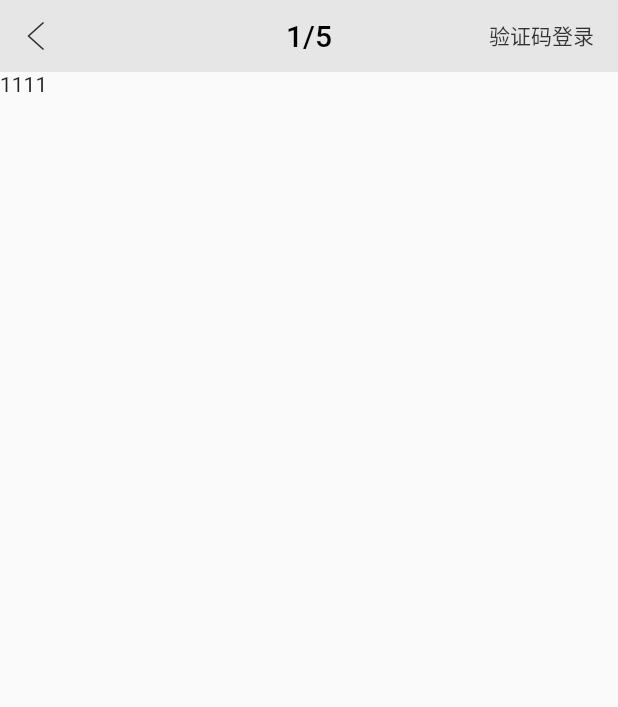
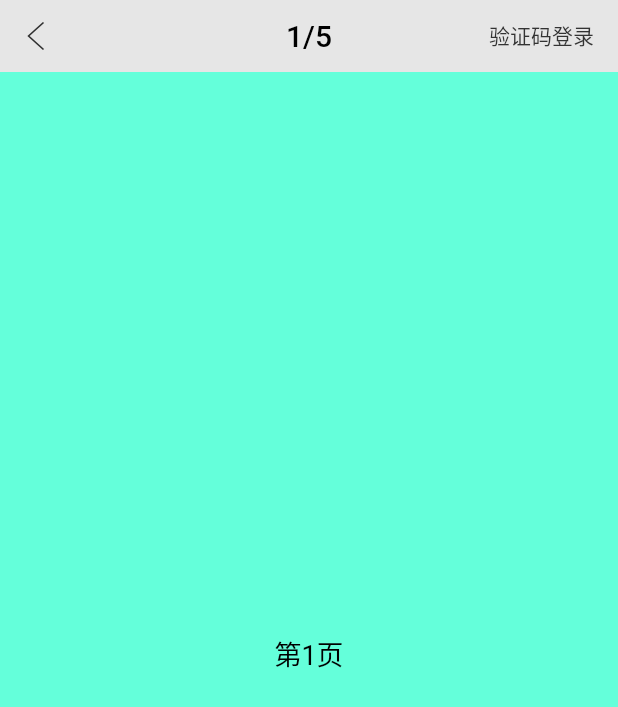
Before and after one commit to Mag1cPanda/flutter_exam, a Flutter app: the ExamQuestionsPage screen opened directly, after a tap on "验证码登录", on a phone screen of 412 x 824 dp. Shown: the top 707 px of the screen. Run offline on Flutter 3.47's test engine with Material 2 defaults, Android fonts, the phone set to English and light mode, and no system bars; drawn by our look-alikes of flutter_easyloading, oktoast; our stand-ins replace cached_network_image, dio, fluro, flutter_spinkit, keyboard_actions, webview_flutter; missing offline and left inert: common_utils, flustars; statements that could not run were skipped.

Commit message:
完成请求答题记录的接口

```diff
--- a/lib/home/choose_subject_page.dart
+++ b/lib/home/choose_subject_page.dart
@@ -11,9 +11,7 @@ import 'package:flutterexam/common/global.dart';
 import 'package:flutterexam/util/toast.dart';
 import 'dart:convert';
 import 'package:flutterexam/widgets/grouped_listview.dart';
-import 'contact_model.dart';
 import 'exam_model.dart';
-import 'package:lpinyin/lpinyin.dart';
 import 'package:flutterexam/widgets/my_button.dart';
 import 'package:flutterexam/routers/application.dart';
 import 'package:flutterexam/net/dio_utils.dart';
--- a/lib/home/exam_questions.dart
+++ b/lib/home/exam_questions.dart
@@ -1,8 +1,16 @@
+import 'dart:collection';
+
 import 'package:flutter/material.dart';
 import 'package:flutterexam/res/gaps.dart';
 import 'package:flutterexam/widgets/app_bar.dart';
 import 'package:flutterexam/common/global.dart';
 import 'package:flutterexam/res/colors.dart';
+import 'package:flutterexam/routers/fluro_navigator.dart';
+import 'package:flutterexam/routers/routes.dart';
+import 'package:flutterexam/net/dio_utils.dart';
+import 'package:flutterexam/util/toast.dart';
+import 'package:flutterexam/config/config.dart';
+import 'dart:convert';
 
 class ExamQuestionsPage extends StatefulWidget {
   @override
@@ -10,23 +18,114 @@ class ExamQuestionsPage extends StatefulWidget {
 }
 
 class _ExamQuestionsPageState extends State<ExamQuestionsPage> {
+  PageController _pageController;
+  int _index = 0;
+  List _allQuestions = [];
+
   @override
   void initState() {
     // TODO: implement initState
     super.initState();
+
+    _pageController = PageController(
+      initialPage: _index, //默认在第几个
+      viewportFraction: 1, // 占屏幕多少，1为占满整个屏幕
+      keepPage: true, //是否保存当前 Page 的状态，如果保存，下次回复保存的那个 page，initialPage被忽略，
+      //如果为 false 。下次总是从 initialPage 开始。
+    );
+  }
+
+  void loadExamRecord() async {
+    String examid = Global.instance.selectedExam['examid'];
+    var params = {
+      'examid':examid
+    };
+    print(params);
+    DioUtils.loadData(
+      getExamRecord,
+      params: params,
+      onSuccess: (data) {
+        print('onSuccess');
+//        print(getExamRecord + data);
+        Map tmpData = jsonDecode(data);
+        print(tmpData['result']['1']);
+        if(tmpData['resultstate'] == 1) {
+
+        } else {
+          Toast.show(data['resultdesc']);
+        }
+      },
+      onError: (error) {
+        print('onError');
+        Toast.show('请求出错');
+      },
+    );
+
+    setState(() {
+
+    });
+  }
+
+  @override
+  void dispose() {
+    _pageController.dispose();
+    super.dispose();
   }
 
   @override
   Widget build(BuildContext context) {
     return Scaffold(
       appBar: MyAppBar(
-        centerTitle: '1/5',
+        centerTitle: "${_index+1}/5",
         actionName: '验证码登录',
         onPressed: () {
-
+          loadExamRecord();
         },
       ),
-      body:Text('1111'),
+      body:PageView(
+        scrollDirection: Axis.horizontal,
+        reverse: false,
+        controller: _pageController,
+        physics:BouncingScrollPhysics(),
+        pageSnapping: true,
+        onPageChanged: (index) {
+          print('index=====$index');
+          setState(() {
+            _index = index;
+          });
+        },
+        children: <Widget>[
+          Container(
+            color: Colors.tealAccent,
+            child: Center(
+              child: Text(
+                '第1页',
+                style: TextStyle(color: Colors.black, fontSize: 18.0),
+              ),
+            ),
+          ),
+
+          Container(
+            color: Colors.tealAccent,
+            child: Center(
+              child: Text(
+                '第2页',
+                style: TextStyle(color: Colors.black, fontSize: 18.0),
+              ),
+            ),
+          ),
+
+          Container(
+            color: Colors.tealAccent,
+            child: Center(
+              child: Text(
+                '第3页',
+                style: TextStyle(color: Colors.black, fontSize: 18.0),
+              ),
+            ),
+          ),
+        ],
+      ),
     );
   }
 }
--- a/lib/home/paper_detail.dart
+++ b/lib/home/paper_detail.dart
@@ -59,7 +59,6 @@ class _PaperDetailPageState extends State<PaperDetailPage> {
         onPageFinished: (String url) {
           print(url);
         },
-//          initialUrl:Uri.encodeFull('https://www.baidu.com'),
         initialUrl:_paperUrl,
         javascriptMode: JavascriptMode.unrestricted,
 
```
Also changed, not shown: lib/config/config.dart (+8 -5 lines), lib/home/contact_model.dart (deleted, +0 -29 lines), lib/home/exam_notice.dart (+55 -8 lines).
